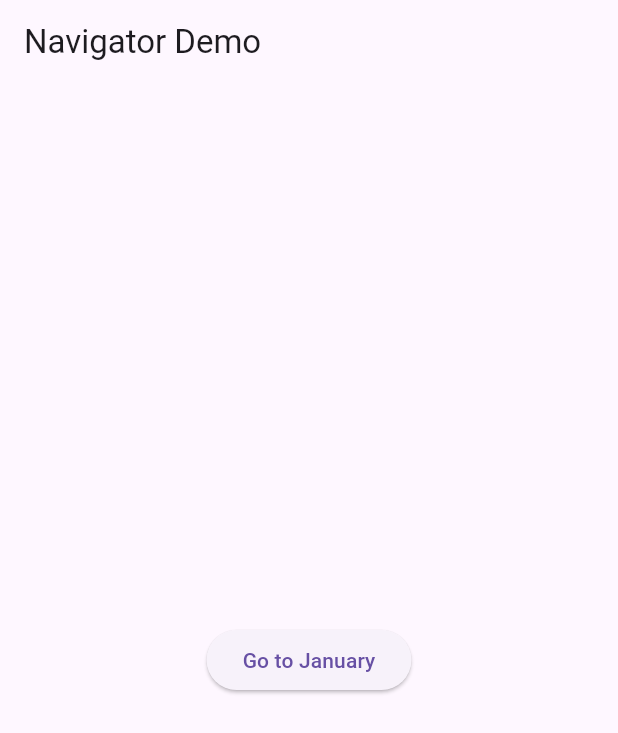
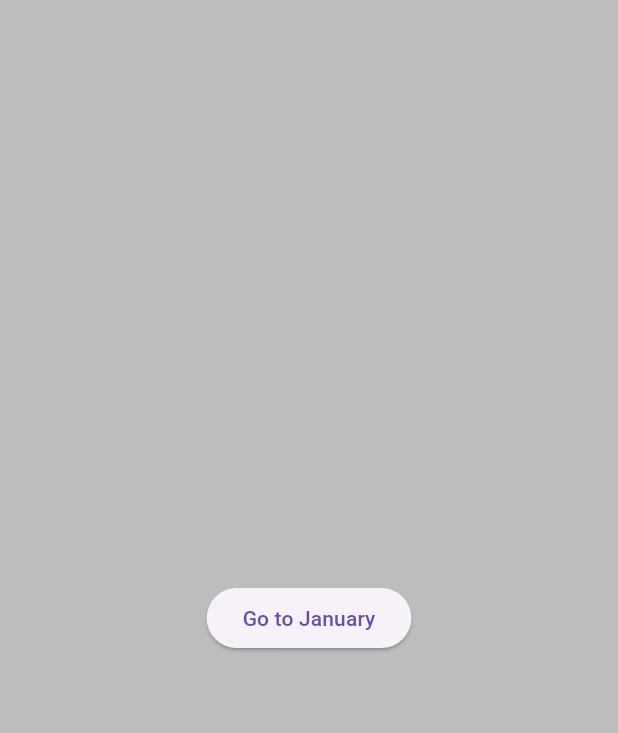
Before and after one commit to saebyeokjang/Flutter, a Flutter app: the screen it shows after launch, on a phone screen of 412 x 824 dp. Shown: the top 733 px of the screen. Run offline on Flutter 3.47's test engine with Material 3 defaults, Android fonts, the phone set to English and light mode, and no system bars; our stand-ins replace google_fonts, shared_preferences.

Commit message:
내비게이터 데모 위젯의 UI 개선 및 DevTools 설정 파일 추가

```diff
--- a/list_navigation/lib/main.dart
+++ b/list_navigation/lib/main.dart
@@ -1,5 +1,5 @@
 import 'package:flutter/material.dart';
-import 'package:list_navigation/navigator_demo.dart';
+
 import 'navigator_demo.dart';
 
 void main() {
--- a/list_navigation/lib/navigator_demo.dart
+++ b/list_navigation/lib/navigator_demo.dart
@@ -6,10 +6,15 @@ class NavigatorDemo extends StatelessWidget {
   @override
   Widget build(BuildContext context) {
     return Scaffold(
-      appBar: AppBar(
-        title: const Text('Navigator Demo'),
-      ),
-      body: Center(
+      backgroundColor: Colors.grey[800],
+      body: SafeArea(
+        top: false,
+        bottom: false,
+        child: Container(
+          width: double.infinity,
+          height: double.infinity,
+          color: Colors.grey[400],
+          child: Center(
             child: ElevatedButton(
               onPressed: () {
                 Navigator.of(context).push(
@@ -21,6 +26,8 @@ class NavigatorDemo extends StatelessWidget {
                 );
               },
               child: const Text('Go to January'),
+            ),
+          ),
         ),
       ),
     );
```
Lines whose indentation alone changed are shown as unchanged.
